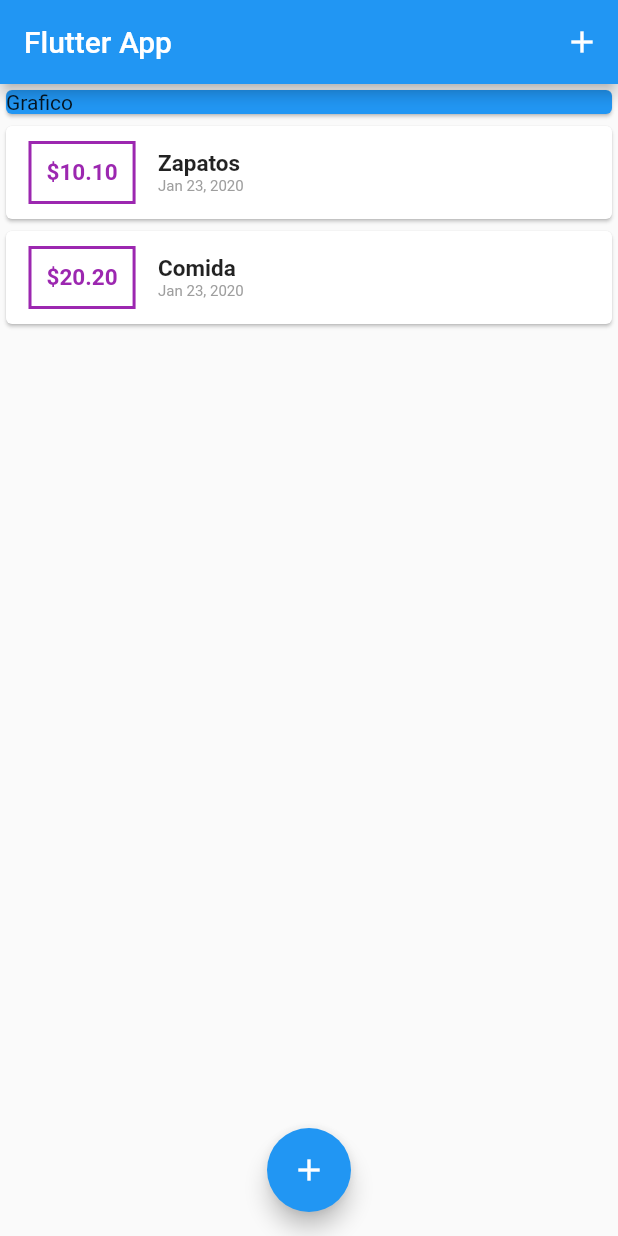
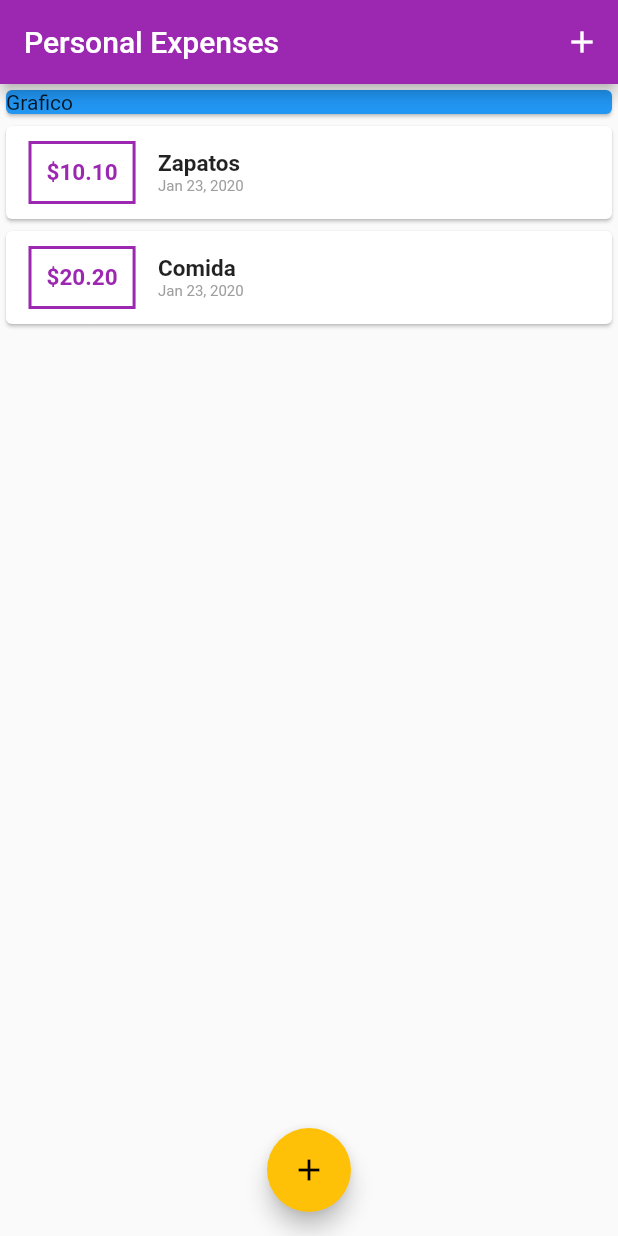
Before and after one commit to Alex9790/PersonalExpenses, a Flutter app: the screen it shows after launch, on a phone screen of 412 x 824 dp. Run offline on Flutter 3.47's test engine with Material 2 defaults, Android fonts, the phone set to English and light mode, and no system bars.

Commit message:
30. Se asigna un Tema para la App, y todos los colores asignados manualmente ahora hacen referencia al Tema

```diff
--- a/lib/main.dart
+++ b/lib/main.dart
@@ -1,7 +1,7 @@
 import 'package:flutter/material.dart';
 
 import './widgets/new_transaction.dart';
-import './widgets/user_transaction.dart';
+//import './widgets/user_transaction.dart';
 import './models/transaction.dart';
 import './widgets/transaction_list.dart';
 
@@ -11,7 +11,11 @@ class MyApp extends StatelessWidget {
   @override
   Widget build(BuildContext context) {
     return MaterialApp(
-      title: 'Flutter App',
+      title: 'Personal Expenses',
+      theme: ThemeData(
+        primarySwatch: Colors.purple,
+        accentColor: Colors.amber,
+      ), //se define tema de la app, y se utiliza primarySwatch para generar diferentes tonalidades
       home: MyHomePage(),
     );
   }
@@ -61,7 +65,8 @@ class _MyHomePageState extends State<MyHomePage> {
         context: ctx,
         builder: (BuildContext context) {
           //se retorna el widget que se mostrara en la ventana emergente
-          return GestureDetector(                       //widget para capturar el evento al interactuar con el Modal
+          return GestureDetector(
+            //widget para capturar el evento al interactuar con el Modal
             onTap: () {},                               //funcion al realizar al hacer "tap" sobre modal, no queremos que haga nada (modal se cierra al hacer tap sobre el sin esto)
             child: NewTransaction(_addNewTransaction),  //** Input Data */
             //behavior: HitTestBehavior.opaque,         //creo q esta linea se usaba antes para que onTap funcionara bien, pero ahora sin esta linea funciona igual
@@ -74,7 +79,7 @@ class _MyHomePageState extends State<MyHomePage> {
     return Scaffold(
       //barra superior con titulo y opciones
       appBar: AppBar(
-        title: Text('Flutter App'),
+        title: Text('Personal Expenses'),
         actions: <Widget>[
           IconButton(
             icon: Icon(Icons.add),
--- a/lib/widgets/transaction_list.dart
+++ b/lib/widgets/transaction_list.dart
@@ -4,7 +4,6 @@ import 'package:intl/intl.dart';
 import '../models/transaction.dart';
 
 class TransactionList extends StatelessWidget {
-
   final List<Transaction> transactions;
 
   TransactionList(this.transactions);
@@ -26,8 +25,8 @@ class TransactionList extends StatelessWidget {
                   margin: EdgeInsets.symmetric(vertical: 10, horizontal: 15),
                   //para definir un borde, pero creo que decoration se uede usar par amas
                   decoration: BoxDecoration(
-                      border: Border.all(
-                    color: Colors.purple,
+                    border: Border.all(
+                    color: Theme.of(context).primaryColor, //para acceder a la opcion de colores definidas en el Tema de la App
                     width: 2,
                   )),
                   //padding en todas direcciones
@@ -39,7 +38,7 @@ class TransactionList extends StatelessWidget {
                       //definiendo estilo del texto
                       fontWeight: FontWeight.bold,
                       fontSize: 15,
-                      color: Colors.purple,
+                      color: Theme.of(context).primaryColor,
                     ),
                   ),
                 ),
@@ -49,7 +48,8 @@ class TransactionList extends StatelessWidget {
                     Text(
                       //Titulo del Gasto
                       transactions[index].titulo,
-                      style: TextStyle(fontWeight: FontWeight.bold, fontSize: 15),
+                      style:
+                          TextStyle(fontWeight: FontWeight.bold, fontSize: 15),
                     ),
                     Text(
                       //Fecha cuando se registro el gasto
```
